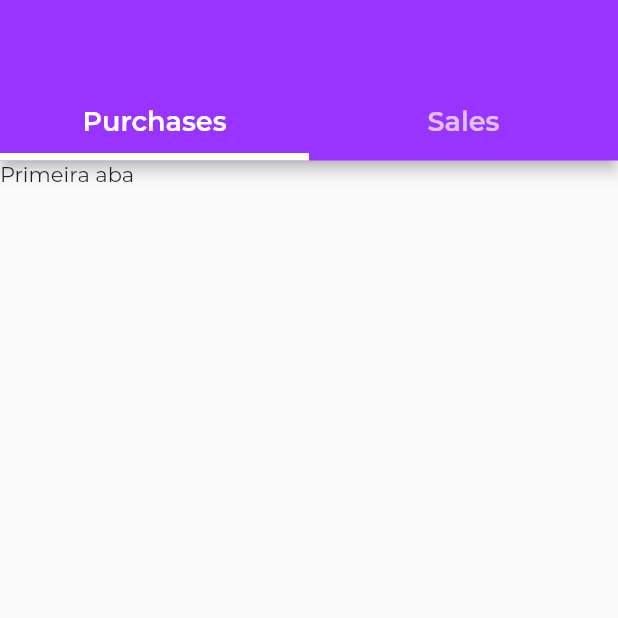
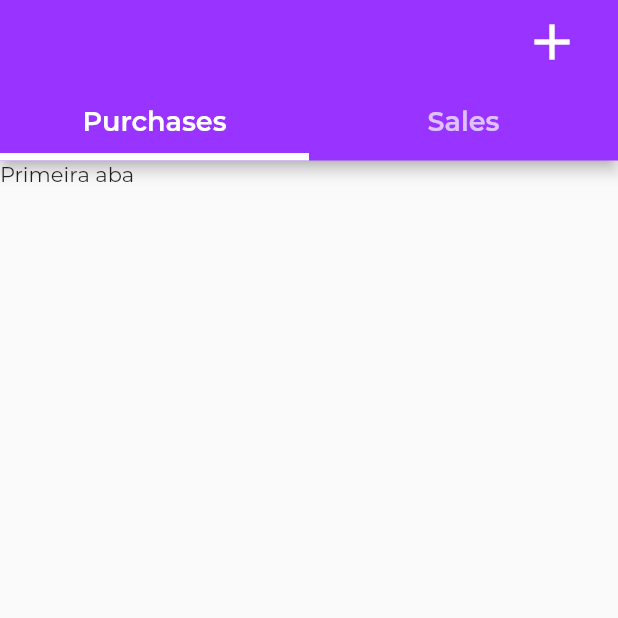
Before and after one commit to FernandoSoldera/e_commerce, a Flutter app: the screen it shows after launch, item 2 of the bottom bar chosen, on a phone screen of 412 x 824 dp, the top half of it. Run offline on Flutter 3.47's test engine with Material 2 defaults, Android fonts, the phone set to English and light mode, and no system bars; our stand-ins replace easy_localization.

Commit message:
Starting new advertisement screen

```diff
--- a/assets/i18n/en-US.json
+++ b/assets/i18n/en-US.json
@@ -4,5 +4,9 @@
     "profile": "Profile",
     "language": "Language",
     "sales": "Sales",
-    "purchases": "Purchases"
+    "purchases": "Purchases",
+    "new_advertisement": "New Advertisement",
+    "title": "Title",
+    "price": "Price",
+    "description": "Description"
 }
--- a/assets/i18n/pt-BR.json
+++ b/assets/i18n/pt-BR.json
@@ -4,5 +4,9 @@
     "profile": "Perfil",
     "language": "Língua",
     "sales": "Vendas",
-    "purchases": "Compras"
+    "purchases": "Compras",
+    "new_advertisement": "Novo Anúncio",
+    "title": "Título",
+    "price": "Preço",
+    "description": "Descrição"
 }
--- a/lib/screens/my_advertisement.dart
+++ b/lib/screens/my_advertisement.dart
@@ -1,4 +1,5 @@
 import 'package:e_commerce/components/tab_item.dart';
+import 'package:e_commerce/screens/new_advertisement.dart';
 import 'package:flutter/material.dart';
 import 'package:easy_localization/easy_localization.dart';
 
@@ -19,6 +20,21 @@ class MyAdvertisement extends StatelessWidget {
               TabItem(title: 'sales'.tr().toString()),
             ],
           ),
+          actions: [
+            FlatButton(
+              highlightColor: Colors.transparent,
+              splashColor: Colors.white10,
+              onPressed: () => {
+                Navigator.of(context).push(
+                    MaterialPageRoute(builder: (context) => NewAdvertisement()))
+              },
+              child: Icon(
+                Icons.add,
+                color: Colors.white,
+                size: 40,
+              ),
+            )
+          ],
         ),
         body: TabBarView(
           children: [
--- a/pubspec.yaml
+++ b/pubspec.yaml
@@ -24,6 +24,7 @@ dependencies:
   flutter:
     sdk: flutter
   easy_localization: ^2.3.3
+  image_picker: ^0.6.7+11
 
 
   # The following adds the Cupertino Icons font to your application.
```
Also changed, not shown: lib/screens/new_advertisement.dart (added, +50 -0 lines), pubspec.lock.
